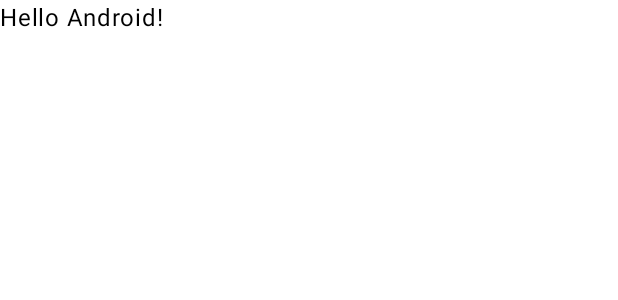
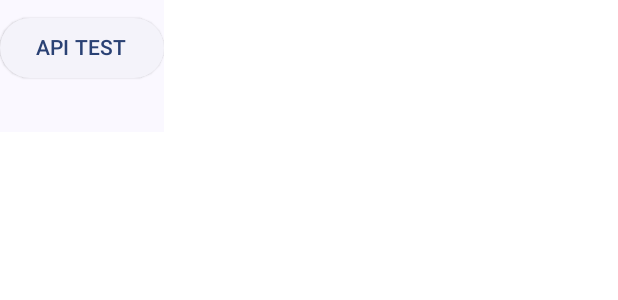
Before and after one commit to itc-s22001/Android2, an Android app built with Jetpack Compose: the @Preview function GreetingPreview, on a phone screen of 412 x 824 dp. Shown: the top 300 px of the screen. Run offline under Robolectric (Android 15) with nearby library versions, the phone set to English and light mode, and no system bars; network calls fail.

Commit message:
APIで気温を取得することができた！

```diff
--- a/WeatherApp/app/src/main/AndroidManifest.xml
+++ b/WeatherApp/app/src/main/AndroidManifest.xml
@@ -1,6 +1,8 @@
 <?xml version="1.0" encoding="utf-8"?>
 <manifest xmlns:android="http://schemas.android.com/apk/res/android"
     xmlns:tools="http://schemas.android.com/tools">
+
+    <uses-permission android:name="android.permission.INTERNET" />
 
     <application
         android:allowBackup="true"
--- a/WeatherApp/app/src/main/java/jp/ac/it_college/std/s22001/weatherapp/MainActivity.kt
+++ b/WeatherApp/app/src/main/java/jp/ac/it_college/std/s22001/weatherapp/MainActivity.kt
@@ -3,43 +3,69 @@ package jp.ac.it_college.std.s22001.weatherapp
 import android.os.Bundle
 import androidx.activity.ComponentActivity
 import androidx.activity.compose.setContent
+import androidx.compose.foundation.layout.Column
 import androidx.compose.foundation.layout.fillMaxSize
+import androidx.compose.foundation.layout.padding
+import androidx.compose.material3.ElevatedButton
 import androidx.compose.material3.MaterialTheme
 import androidx.compose.material3.Surface
 import androidx.compose.material3.Text
 import androidx.compose.runtime.Composable
+import androidx.compose.runtime.getValue
+import androidx.compose.runtime.mutableStateOf
+import androidx.compose.runtime.remember
+import androidx.compose.runtime.rememberCoroutineScope
+import androidx.compose.runtime.setValue
+import androidx.compose.ui.Alignment
 import androidx.compose.ui.Modifier
 import androidx.compose.ui.tooling.preview.Preview
+import androidx.compose.ui.unit.dp
+import jp.ac.it_college.std.s22001.weatherapp.api.WeatherGroup
 import jp.ac.it_college.std.s22001.weatherapp.ui.theme.WeatherAppTheme
+import kotlinx.coroutines.launch
 
 class MainActivity : ComponentActivity() {
     override fun onCreate(savedInstanceState: Bundle?) {
         super.onCreate(savedInstanceState)
         setContent {
             WeatherAppTheme {
-                Surface(
-                    modifier = Modifier.fillMaxSize()
-
-                ) {
-                    Greeting("Android")
-                }
+                MainSince(modifier = Modifier.fillMaxSize())
             }
         }
     }
 }
 
 @Composable
-fun Greeting(name: String, modifier: Modifier = Modifier) {
-    Text(
-        text = "Hello $name!",
-        modifier = modifier
-    )
+fun MainSince(modifier: Modifier = Modifier) {
+    val scope = rememberCoroutineScope()
+    var resultText by remember {
+        mutableStateOf("")
+    }
+
+    Surface(modifier) {
+        Column(horizontalAlignment = Alignment.CenterHorizontally) {
+            ElevatedButton(
+                modifier = Modifier.padding(vertical = 8.dp),
+                onClick = {
+                    scope.launch {
+                        resultText = WeatherGroup.getWeatherSpecies(2130037).list[0].main.temp.toString()
+                    }
+                }
+            ) {
+                Text(text = "API TEST")
+            }
+            Surface(
+            ) {
+                Text(text = resultText)
+            }
+        }
+    }
 }
 
 @Preview(showBackground = true)
 @Composable
 fun GreetingPreview() {
     WeatherAppTheme {
-        Greeting("Android")
+        MainSince()
     }
 }
--- a/WeatherApp/app/src/main/java/jp/ac/it_college/std/s22001/weatherapp/api/ApiClient.kt
+++ b/WeatherApp/app/src/main/java/jp/ac/it_college/std/s22001/weatherapp/api/ApiClient.kt
@@ -1,6 +1,7 @@
 package jp.ac.it_college.std.s22001.weatherapp.api
 
 import io.ktor.client.HttpClient
+import io.ktor.client.call.body
 import io.ktor.client.engine.cio.CIO
 import io.ktor.client.engine.cio.endpoint
 import io.ktor.client.plugins.contentnegotiation.ContentNegotiation
@@ -10,7 +11,7 @@ import io.ktor.serialization.kotlinx.json.json
 import kotlinx.serialization.json.Json
 
 object ApiClient {
-    private const val BASE_URL = "https://api.openweathermap.org/data/2.5/forecast?"
+    private const val BASE_URL = "https://api.openweathermap.org/data/2.5/"
     private val ktor = HttpClient(CIO) {
         engine {
             endpoint {
@@ -28,6 +29,6 @@ object ApiClient {
             )
         }
     }
-    suspend fun get(endpoint: String) =
+    suspend fun get(endpoint : String) =
         ktor.get{ url("$BASE_URL$endpoint" )}
 }
```
Also changed, not shown: WeatherApp/app/src/main/java/jp/ac/it_college/std/s22001/weatherapp/Home.kt (+78 -8 lines), WeatherApp/app/src/main/java/jp/ac/it_college/std/s22001/weatherapp/api/WeatherGroup.kt (added, +13 -0 lines), WeatherApp/app/src/main/java/jp/ac/it_college/std/s22001/weatherapp/model/WeatherSpecies.kt (added, +46 -0 lines).
